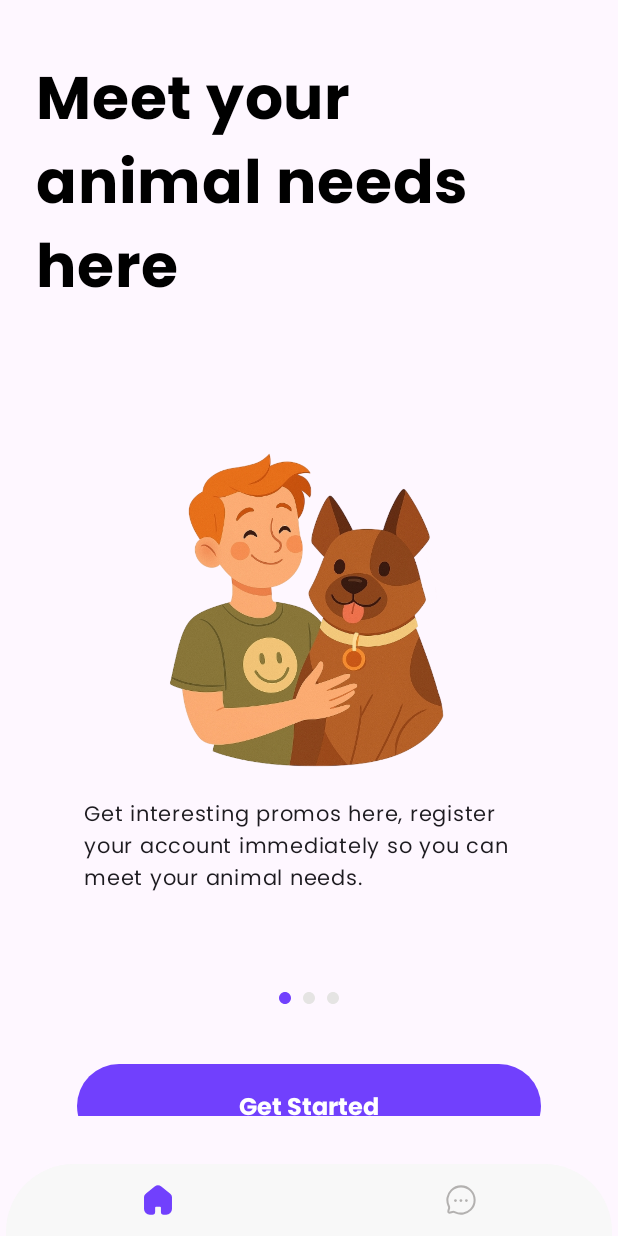
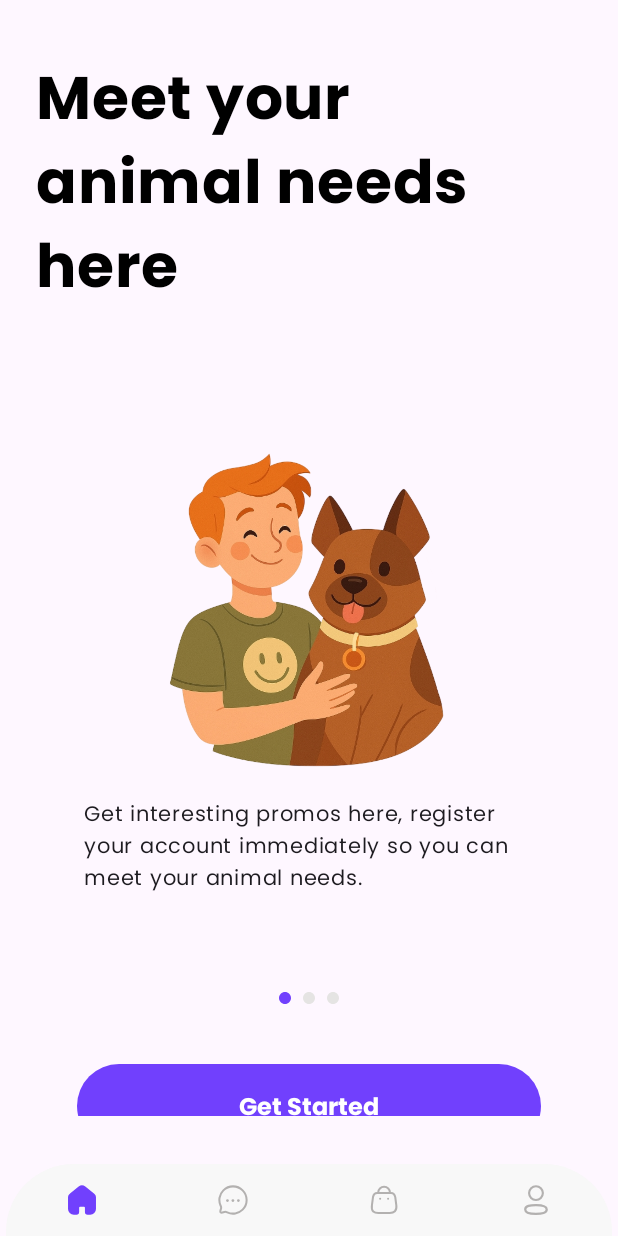
Before and after one commit to sofialaveihle/TP3-ORT-2025-Parcial, an Android app built with Jetpack Compose: the screen it shows after launch (MainActivity), on a phone screen of 412 x 824 dp. Run offline under Robolectric (Android 15) with nearby library versions, the phone set to English and light mode, and no system bars; our stand-ins replace Dagger/Hilt's generated code.

Commit message:
- Implement conditional rendering for BottomAppBar based on current route - Add content descriptions to icons in TopAppBar and BottomAppBar - Add new string resources for icon descriptions - Add new items to the BottomMenuContent list in NavigationUtils

```diff
--- a/app/src/main/java/ar/edu/ort/tp3_ort_2025_parcial/MainActivity.kt
+++ b/app/src/main/java/ar/edu/ort/tp3_ort_2025_parcial/MainActivity.kt
@@ -16,6 +16,7 @@ import androidx.navigation.compose.currentBackStackEntryAsState
 import androidx.navigation.compose.rememberNavController
 import ar.edu.ort.tp3_ort_2025_parcial.component.bar.BottomAppBar
 import ar.edu.ort.tp3_ort_2025_parcial.component.bar.TopAppBar
+import ar.edu.ort.tp3_ort_2025_parcial.navigation.showBottomBar
 import ar.edu.ort.tp3_ort_2025_parcial.navigation.showTopBar
 import ar.edu.ort.tp3_ort_2025_parcial.screen.login.Login
 import ar.edu.ort.tp3_ort_2025_parcial.screen.Screens
@@ -54,10 +55,12 @@ class MainActivity : ComponentActivity() {
                         }
                     },
                     bottomBar = {
-                        BottomAppBar(
-                            navController = navController,
-                            viewModel = mainViewModel,
-                        )
+                        if (showBottomBar(currentRoute)) {
+                            BottomAppBar(
+                                navController = navController,
+                                viewModel = mainViewModel,
+                            )
+                        }
                     }
                 ) { innerPadding ->
                     NavHost(
--- a/app/src/main/java/ar/edu/ort/tp3_ort_2025_parcial/component/bar/BottomAppBar.kt
+++ b/app/src/main/java/ar/edu/ort/tp3_ort_2025_parcial/component/bar/BottomAppBar.kt
@@ -81,7 +81,7 @@ fun BottomAppBar(
                         ) {
                             Icon(
                                 imageVector = if (currentSection == item.section) item.iconFull else item.icon,
-                                contentDescription = null,
+                                contentDescription = item.desc,
                                 modifier = Modifier.size(20.dp),
                                 tint = Color.Unspecified
                             )
--- a/app/src/main/java/ar/edu/ort/tp3_ort_2025_parcial/component/bar/TopAppBar.kt
+++ b/app/src/main/java/ar/edu/ort/tp3_ort_2025_parcial/component/bar/TopAppBar.kt
@@ -15,7 +15,9 @@ import androidx.navigation.NavController
 import ar.edu.ort.tp3_ort_2025_parcial.viewmodel.MainViewModel
 import androidx.compose.runtime.getValue
 import androidx.compose.ui.Modifier
+import androidx.compose.ui.res.stringResource
 import androidx.compose.ui.unit.dp
+import ar.edu.ort.tp3_ort_2025_parcial.R
 import ar.edu.ort.tp3_ort_2025_parcial.component.text.Text2
 import ar.edu.ort.tp3_ort_2025_parcial.ui.theme.White
 
@@ -45,7 +47,7 @@ fun TopAppBar(
                 IconButton(onClick = { navController.popBackStack() }) {
                     Icon(
                         imageVector = Icons.AutoMirrored.Filled.ArrowBack,
-                        contentDescription = "Localized description"
+                        contentDescription = stringResource(R.string.go_back_icon_desc)
                     )
                 }
             }
--- a/app/src/main/java/ar/edu/ort/tp3_ort_2025_parcial/navigation/NavigationUtils.kt
+++ b/app/src/main/java/ar/edu/ort/tp3_ort_2025_parcial/navigation/NavigationUtils.kt
@@ -7,6 +7,7 @@ import androidx.compose.ui.res.vectorResource
 import ar.edu.ort.tp3_ort_2025_parcial.R
 import ar.edu.ort.tp3_ort_2025_parcial.screen.Screens
 
+// Top Bar
 fun showTopBar(
     currentRoute: String?
 ): Boolean {
@@ -21,11 +22,13 @@ private fun getNoTopBarRoutes(): List<String> {
     )
 }
 
+// Bottom Bar
 data class BottomMenuContent(
     val icon: ImageVector,
     val iconFull: ImageVector,
     val route: String,
-    val section: String
+    val section: String,
+    val desc: String
 )
 
 @Composable
@@ -35,13 +38,29 @@ fun getBottomBarContent(): List<BottomMenuContent> {
             ImageVector.vectorResource(id = R.drawable.home_icon),
             ImageVector.vectorResource(id = R.drawable.home_icon_full),
             Screens.Welcome.screen,
-            stringResource(R.string.home)
+            stringResource(R.string.home),
+            stringResource(R.string.home_desc)
         ),
         BottomMenuContent(
             ImageVector.vectorResource(id = R.drawable.chat_icon),
             ImageVector.vectorResource(id = R.drawable.chat_icon_full),
             Screens.Login.screen,
-            stringResource(R.string.chat)
+            stringResource(R.string.chat),
+            stringResource(R.string.chat_desc)
+        ),
+        BottomMenuContent(
+            ImageVector.vectorResource(id = R.drawable.bag_icon),
+            ImageVector.vectorResource(id = R.drawable.bag_icon_full),
+            Screens.Login.screen,
+            stringResource(R.string.bag),
+            stringResource(R.string.bag_desc)
+        ),
+        BottomMenuContent(
+            ImageVector.vectorResource(id = R.drawable.profile_icon),
+            ImageVector.vectorResource(id = R.drawable.profile_icon_full),
+            Screens.Login.screen,
+            stringResource(R.string.profile),
+            stringResource(R.string.profile_desc)
         ),
     )
 }
@@ -53,3 +72,16 @@ fun getSectionForRoute(route: String?): String? {
         else -> null
     }
 }
+
+fun showBottomBar(
+    currentRoute: String?
+): Boolean {
+    val noTopBarRoutes = getNoBottomBarRoutes()
+    return currentRoute !in noTopBarRoutes
+}
+
+private fun getNoBottomBarRoutes(): List<String> {
+    return listOf(
+        // Vacio unicamente para testear en las pantallas actuales
+    )
+}
--- a/app/src/main/res/values/strings.xml
+++ b/app/src/main/res/values/strings.xml
@@ -25,10 +25,17 @@
     <string name="change_email">Change Email </string>
     <string name="faq">FAQ</string>
 
+    <string name="go_back_icon_desc">Go Back Icon</string>
+
     <!-- Bottom App Bar Section-->
     <string name="home">welcome</string>
     <string name="chat">login</string>
     <string name="bag">bag</string>
     <string name="profile">profile</string>
 
+    <string name="home_desc">Home</string>
+    <string name="chat_desc">Chat bubble</string>
+    <string name="bag_desc">Shopping bag</string>
+    <string name="profile_desc">User profile</string>
+
 </resources>
```
